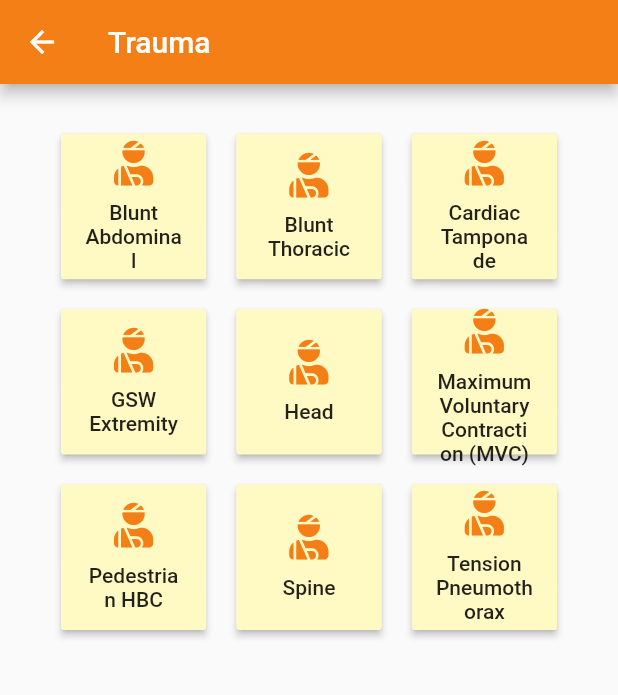
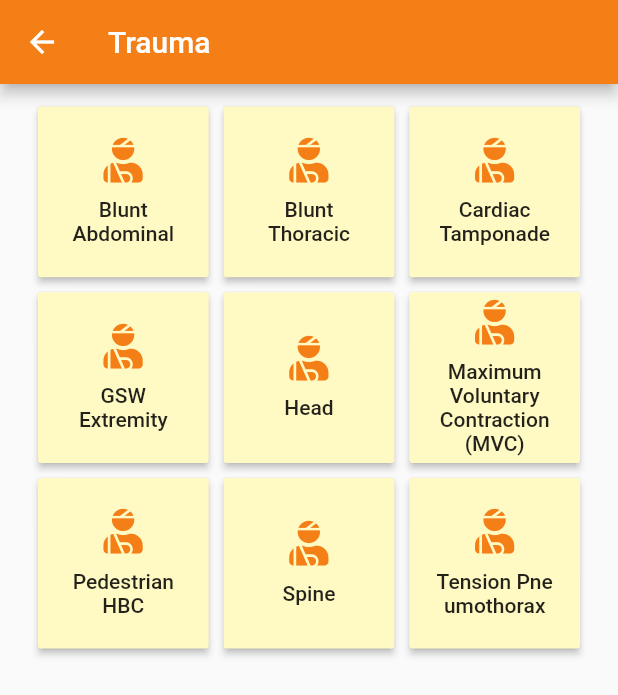
Before and after one commit to hectormiguel1/flutter_playground, a Flutter app: the screen it shows after launch, after a tap on "Trauma", on a phone screen of 412 x 824 dp. Shown: the top 695 px of the screen. Run offline on Flutter 3.47's test engine with Material 2 defaults, Android fonts, the phone set to English and light mode, and no system bars; our stand-ins replace flutter_vector_icons, font_awesome_flutter.

```diff
--- a/lib/data/category.dart
+++ b/lib/data/category.dart
@@ -9,7 +9,11 @@ class Category {
 
   Category(this.name, this.icon, this.bgColor, this.iconColor,
       List<String> subCats) {
-    _buildSubCategories(subCats);
+    try {
+      _buildSubCategories(subCats);
+    } on Exception catch (e) {
+      print(e);
+    }
   }
 
   /// Builds the sub category list, and sorts the list in alphabetical order.
@@ -18,7 +22,6 @@ class Category {
       subCats.add(SubCategory(element, this));
     });
     subCats.sort();
-    print(subCats);
   }
 }
 
--- a/lib/views/homescreen.dart
+++ b/lib/views/homescreen.dart
@@ -18,13 +18,14 @@ class HomeScreen extends StatelessWidget {
         ),
         body: Center(
             child: Container(
-                height: SizeConfig.blockSizeVertical * 90,
-                width: SizeConfig.blockSizeHorizontal * 90,
+                height: SizeConfig.blockSizeVertical * 99,
+                width: SizeConfig.blockSizeHorizontal * 99,
                 child: MainCategoryView())),
         bottomNavigationBar: BottomNavBar(Theme.of(context).primaryColor));
   }
 }
 
+// ignore: must_be_immutable
 class BottomNavBar extends StatefulWidget {
   Color navBarColor;
   BottomNavBar(this.navBarColor);
@@ -63,6 +64,7 @@ class BottomNavBarState extends State<BottomNavBar> {
   }
 }
 
+// ignore: must_be_immutable
 class MainCategoryView extends StatelessWidget {
   Orientation orientation;
   double iconSize = 40;
--- a/lib/views/subcategory.dart
+++ b/lib/views/subcategory.dart
@@ -2,6 +2,7 @@ import 'package:app/data/category.dart';
 import 'package:flutter/material.dart';
 import '../sizeConfig.dart';
 
+// ignore: must_be_immutable
 class SubCategoryView extends StatefulWidget {
   Category category;
   SubCategoryView(this.category);
@@ -21,22 +22,29 @@ class _SubCategoryViewState extends State<SubCategoryView> {
         ),
         body: Center(
             child: Container(
-                height: SizeConfig.blockSizeVertical * 90,
-                width: SizeConfig.blockSizeHorizontal * 90,
+                height: SizeConfig.blockSizeVertical * 95,
+                width: SizeConfig.blockSizeHorizontal * 95,
                 child: MenuItems(category))));
   }
 }
 
-class MenuItems extends StatelessWidget {
-  Orientation orientation;
-  double iconSize = 30;
-  Category category;
+class MenuItems extends StatefulWidget {
+  final Category category;
 
   MenuItems(this.category);
 
+  @override
+  _MenuItemsState createState() => _MenuItemsState();
+}
+
+class _MenuItemsState extends State<MenuItems> {
+  Orientation orientation = Orientation.landscape;
+
+  final double iconSize = 30;
+
   Widget _buildSubCatButton(SubCategory subCat) {
     return Padding(
-        padding: const EdgeInsets.all(10),
+        padding: const EdgeInsets.all(5),
         child: SizedBox.expand(
             child: RaisedButton(
                 onPressed: () => {/* Handle move to diagnosis window */},
@@ -64,7 +72,7 @@ class MenuItems extends StatelessWidget {
         child: GridView.count(
             crossAxisCount: orientation == Orientation.portrait ? 3 : 6,
             padding: const EdgeInsets.all(10),
-            children: category.subCats.map((element) {
+            children: widget.category.subCats.map((element) {
               return _buildSubCatButton(element);
             }).toList()));
   }
```
